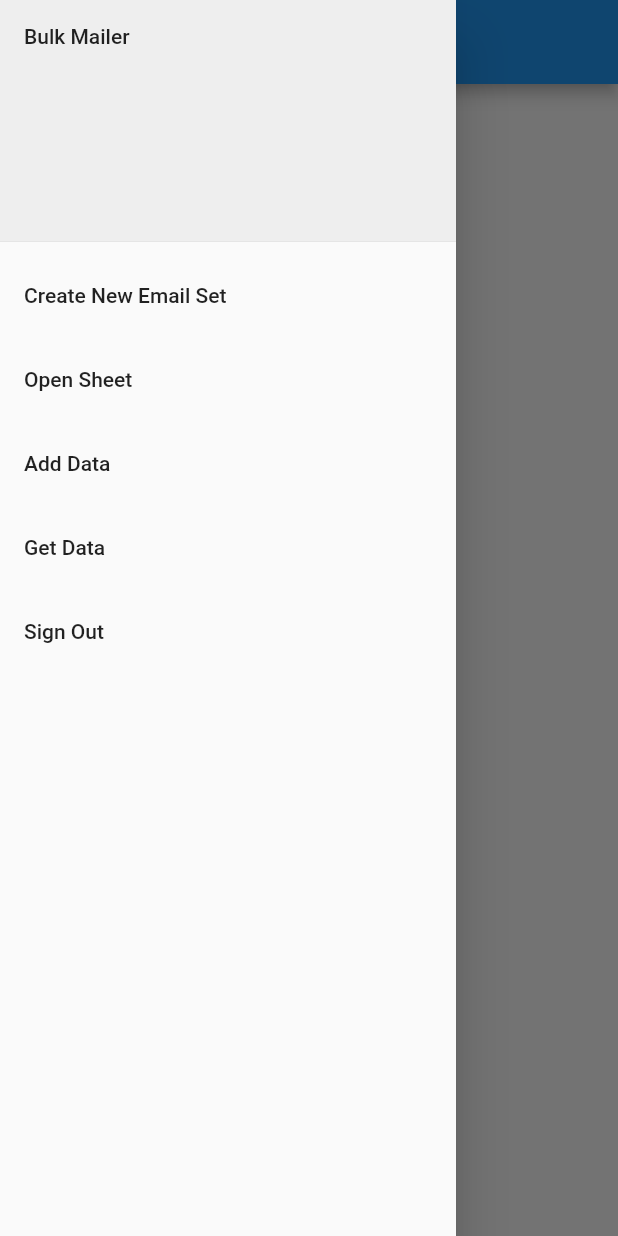
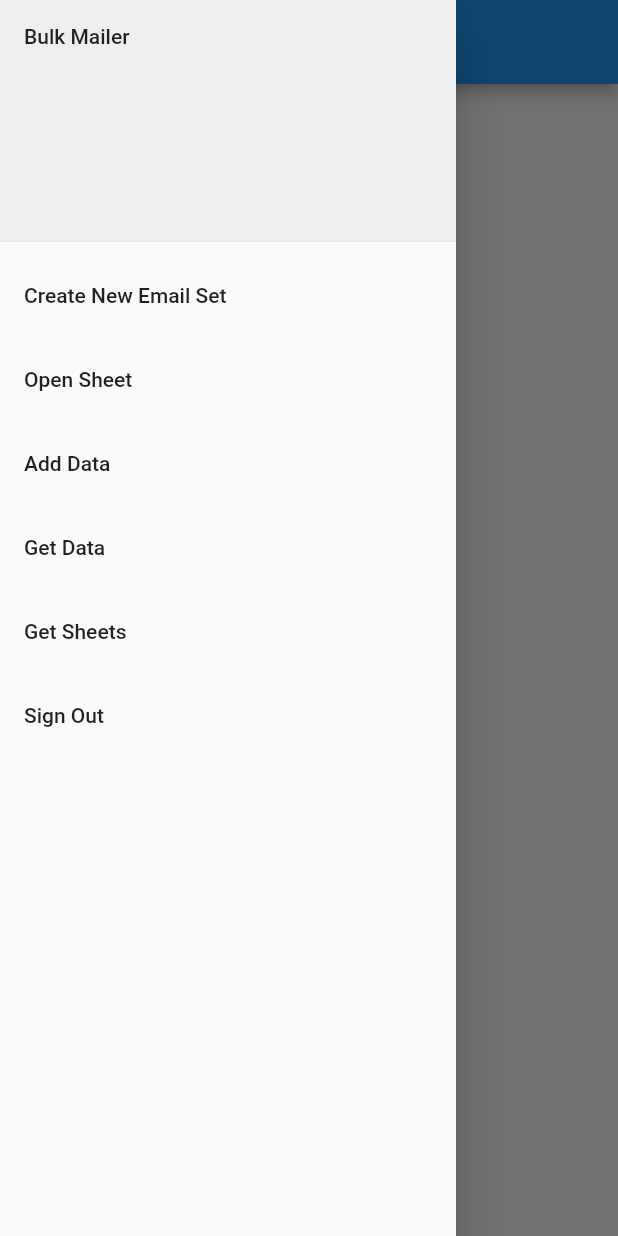
Before and after one commit to Adarsh0603/Bulk-Mailer, a Flutter app: the screen it shows once a user with an empty profile is signed in, with the side drawer open, on a phone screen of 412 x 824 dp. Run offline on Flutter 3.47's test engine with Material 2 defaults, Android fonts, the phone set to English and light mode, and no system bars; our stand-ins replace firebase_auth, firebase_core, google_sign_in; accounts and stored records are empty.

Commit message:
Added sheets fetch.

```diff
--- /dev/null
+++ b/lib/models/usersheet.dart
@@ -0,0 +1,6 @@
+class UserSheet {
+  final int sheetId;
+  final String sheetName;
+
+  UserSheet(this.sheetId, this.sheetName);
+}
--- a/lib/screens/home_screen.dart
+++ b/lib/screens/home_screen.dart
@@ -3,26 +3,45 @@ import 'package:bulk_mailer/widgets/nav_drawer.dart';
 import 'package:flutter/material.dart';
 import 'package:provider/provider.dart';
 
-class HomeScreen extends StatelessWidget {
+class HomeScreen extends StatefulWidget {
   static const routeName = '/home_screen';
+
+  @override
+  _HomeScreenState createState() => _HomeScreenState();
+}
+
+class _HomeScreenState extends State<HomeScreen> {
+  Future _initSheets;
+  @override
+  void initState() {
+    // TODO: implement initState
+    super.initState();
+    final sheets = Provider.of<Sheets>(context, listen: false);
+    _initSheets = Future.delayed(Duration.zero).then((_) async {
+      await sheets.getSheets();
+    });
+  }
+
   @override
   Widget build(BuildContext context) {
-    final sheets = Provider.of<Sheets>(context, listen: false);
     return Scaffold(
       drawer: NavDrawer(),
       appBar: AppBar(
         title: Text('BulkMailer'),
       ),
-      body: Center(
-        child: Column(
-          mainAxisAlignment: MainAxisAlignment.center,
-          children: [
-            RaisedButton(
-              child: Text('Create New Spreadsheet'),
-              onPressed: sheets.createSpreadsheet,
-            ),
-          ],
-        ),
+      body: FutureBuilder(
+        future: _initSheets,
+        builder: (BuildContext context, AsyncSnapshot<dynamic> snapshot) =>
+            snapshot.connectionState == ConnectionState.waiting
+                ? CircularProgressIndicator()
+                : Consumer<Sheets>(
+                    builder: (BuildContext context, sheets, _) {
+                      return ListView.builder(
+                          itemCount: sheets.userSheets.length,
+                          itemBuilder: (ctx, i) => Text(
+                              '${sheets.userSheets[i].sheetName} ${sheets.userSheets[i].sheetId}'));
+                    },
+                  ),
       ),
     );
   }
--- a/lib/widgets/nav_drawer.dart
+++ b/lib/widgets/nav_drawer.dart
@@ -47,6 +47,13 @@ class NavDrawer extends StatelessWidget {
             },
           ),
           ListTile(
+            title: Text('Get Sheets'),
+            onTap: () async {
+              Navigator.pop(context);
+              await Provider.of<Sheets>(context, listen: false).getSheets();
+            },
+          ),
+          ListTile(
             title: Text('Sign Out'),
             onTap: () async {
               Navigator.pop(context);
```
Also changed, not shown: lib/data/sheets.dart (+43 -7 lines).
